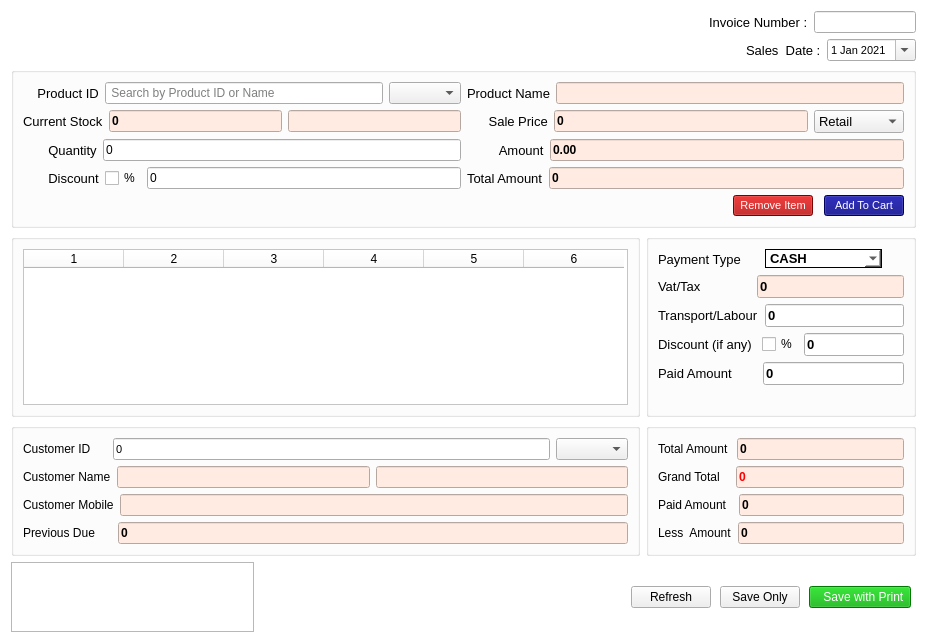
This is ui/sales1.ui in ansarul543/pos-inventory as Qt 5 draws it before an edit. The edited form follows.
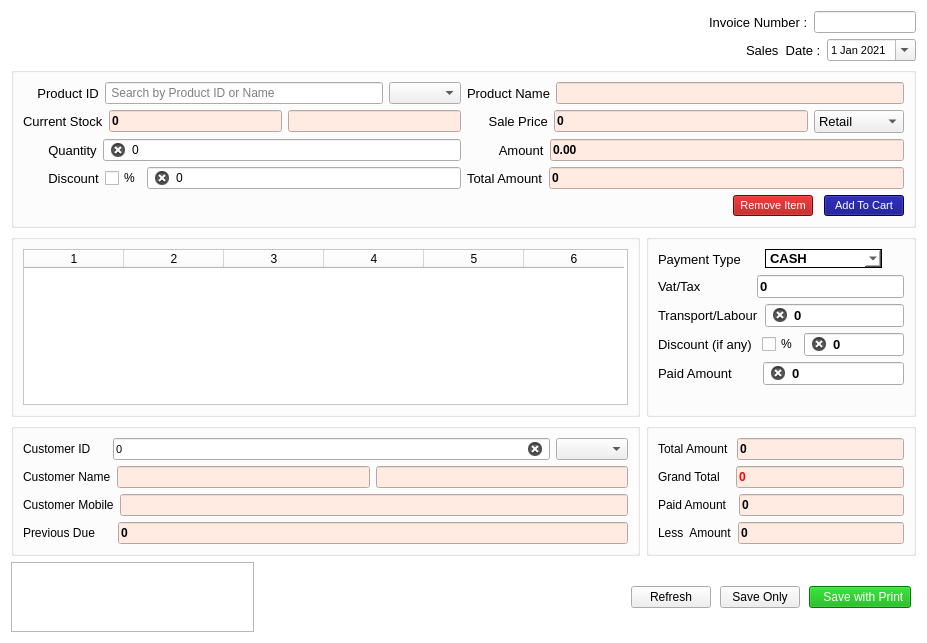
This is the edited form.

Patch:
```diff
--- a/ui/sales1.ui
+++ b/ui/sales1.ui
@@ -365,6 +365,9 @@
             <property name="text">
              <string>0</string>
             </property>
+            <property name="clearButtonEnabled">
+             <bool>true</bool>
+            </property>
            </widget>
           </item>
          </layout>
@@ -446,6 +449,9 @@
             <property name="readOnly">
              <bool>false</bool>
             </property>
+            <property name="clearButtonEnabled">
+             <bool>true</bool>
+            </property>
            </widget>
           </item>
          </layout>
@@ -705,7 +711,7 @@
              <enum>Qt::RightToLeft</enum>
             </property>
             <property name="styleSheet">
-             <string notr="true">background-color: rgb(255, 235, 225);</string>
+             <string notr="true"/>
             </property>
             <property name="text">
              <string>0</string>
@@ -713,6 +719,9 @@
             <property name="readOnly">
              <bool>true</bool>
             </property>
+            <property name="clearButtonEnabled">
+             <bool>false</bool>
+            </property>
            </widget>
           </item>
          </layout>
@@ -749,6 +758,9 @@
             <property name="readOnly">
              <bool>false</bool>
             </property>
+            <property name="clearButtonEnabled">
+             <bool>true</bool>
+            </property>
            </widget>
           </item>
          </layout>
@@ -792,6 +804,9 @@
             <property name="readOnly">
              <bool>false</bool>
             </property>
+            <property name="clearButtonEnabled">
+             <bool>true</bool>
+            </property>
            </widget>
           </item>
          </layout>
@@ -828,6 +843,9 @@
             <property name="readOnly">
              <bool>false</bool>
             </property>
+            <property name="clearButtonEnabled">
+             <bool>true</bool>
+            </property>
            </widget>
           </item>
          </layout>
@@ -991,6 +1009,9 @@
             <property name="placeholderText">
              <string>Search by Customer ID or Name or Party Code</string>
             </property>
+            <property name="clearButtonEnabled">
+             <bool>true</bool>
+            </property>
            </widget>
           </item>
           <item>
```
Left out of the diff: 3 changed lines with no effect on the pictures.
